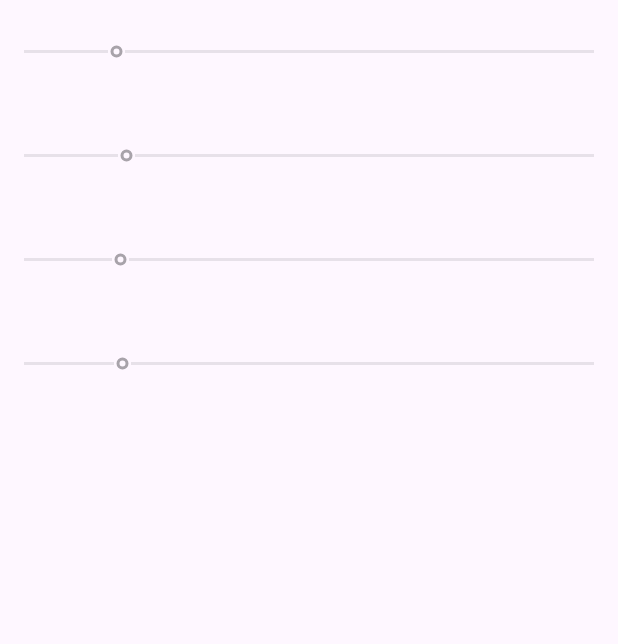
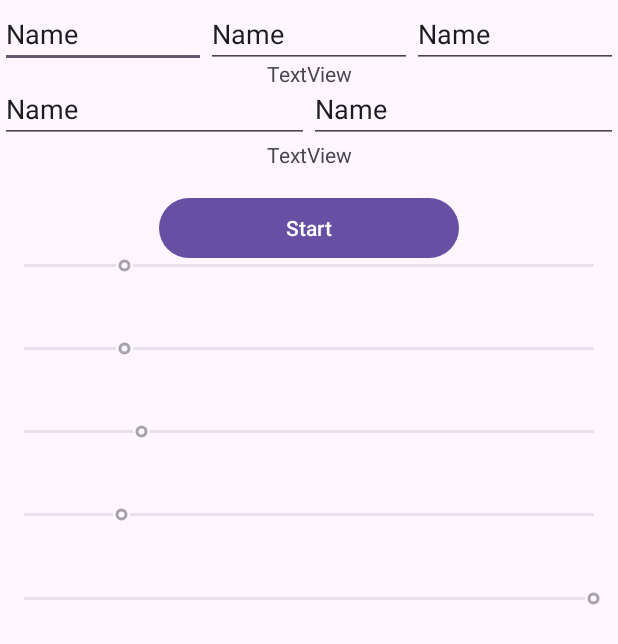
Before and after one commit to SWD-project/HorseBettingGame, an Android app: the GameActivity screen opened directly, with no data from a screen before it, on a phone screen of 412 x 824 dp. Shown: the top 644 px of the screen. Run offline under Robolectric (Android 15) with nearby library versions, the phone set to English and light mode, and no system bars.

Commit message:
update game ui

```diff
--- a/app/src/main/java/com/example/horsebetting/GameActivity.java
+++ b/app/src/main/java/com/example/horsebetting/GameActivity.java
@@ -18,10 +18,13 @@ public class GameActivity extends AppCompatActivity {
     SeekBar horse3;
     SeekBar horse4;
 
+    SeekBar horse5;
+
     int horse1BaseSpeed;
     int horse2BaseSpeed;
     int horse3BaseSpeed;
     int horse4BaseSpeed;
+    int horse5BaseSpeed;
 
     Handler raceHandler = new Handler();
 
@@ -50,6 +53,8 @@ public class GameActivity extends AppCompatActivity {
         horse3.setEnabled(false);
         horse4 = findViewById(R.id.seekBarHorse4);
         horse4.setEnabled(false);
+        horse5 = findViewById(R.id.seekBarHorse5);
+        horse5.setEnabled(false);
     }
 
     private void startGame() {
@@ -58,24 +63,29 @@ public class GameActivity extends AppCompatActivity {
             int horse2Progress = horse2.getProgress();
             int horse3Progress = horse3.getProgress();
             int horse4Progress = horse4.getProgress();
+            int horse5Progress = horse5.getProgress();
+
 
             horse1BaseSpeed = random.nextInt(5);
             horse2BaseSpeed = random.nextInt(5);
             horse3BaseSpeed = random.nextInt(5);
             horse4BaseSpeed = random.nextInt(5);
+            horse5BaseSpeed = random.nextInt(5);
 
 
             int change1 = horse1BaseSpeed + random.nextInt(10);
             int change2 = horse2BaseSpeed + random.nextInt(10);
             int change3 = horse3BaseSpeed + random.nextInt(10);
             int change4 = horse4BaseSpeed + random.nextInt(10);
+            int change5 = horse5BaseSpeed + random.nextInt(10);
 
             horse1.setProgress(horse1Progress + change1);
             horse2.setProgress(horse2Progress + change2);
             horse3.setProgress(horse3Progress + change3);
             horse4.setProgress(horse4Progress + change4);
+            horse5.setProgress(horse5Progress + change5);
 
-            if (horse1Progress == 1000 || horse2Progress == 1000 || horse3Progress == 1000 || horse4Progress == 1000) {
+            if (horse1Progress == 1000 || horse2Progress == 1000 || horse3Progress == 1000 || horse4Progress == 1000 || horse5Progress == 1000) {
                 return;
             } else {
                 startGame();
--- a/app/src/main/res/layout/activity_game.xml
+++ b/app/src/main/res/layout/activity_game.xml
@@ -7,12 +7,15 @@
     tools:context=".GameActivity">
 
     <LinearLayout
+        android:id="@+id/linearLayout"
         android:layout_width="match_parent"
         android:layout_height="277dp"
+        android:layout_marginTop="150dp"
         android:orientation="vertical"
         app:layout_constraintEnd_toEndOf="parent"
         app:layout_constraintStart_toStartOf="parent"
         app:layout_constraintTop_toTopOf="parent">
+
 
         <LinearLayout
             android:layout_width="match_parent"
@@ -73,5 +76,132 @@
                 android:clickable="false"
                 android:max="1000" />
         </LinearLayout>
+
+        <LinearLayout
+            android:layout_width="match_parent"
+            android:layout_height="wrap_content"
+            android:layout_weight="1"
+            android:orientation="horizontal">
+
+            <SeekBar
+                android:id="@+id/seekBarHorse5"
+                android:layout_width="wrap_content"
+                android:layout_height="match_parent"
+                android:layout_weight="1" />
+        </LinearLayout>
     </LinearLayout>
+
+    <LinearLayout
+        android:layout_width="409dp"
+        android:layout_height="148dp"
+        android:layout_marginStart="1dp"
+        android:layout_marginTop="1dp"
+        android:layout_marginEnd="1dp"
+        android:orientation="vertical"
+        android:paddingLeft="20dp"
+        android:paddingTop="20dp"
+        android:paddingRight="20dp"
+        android:paddingBottom="20dp"
+        app:layout_constraintBottom_toTopOf="@+id/linearLayout"
+        app:layout_constraintEnd_toEndOf="parent"
+        app:layout_constraintStart_toStartOf="parent"
+        app:layout_constraintTop_toTopOf="parent">
+
+        <TextView
+            android:id="@+id/textViewWelcome"
+            android:layout_width="match_parent"
+            android:layout_height="wrap_content"
+            android:layout_weight="1"
+            android:gravity="center"
+            android:text="TextView" />
+
+        <TextView
+            android:id="@+id/textViewCurrentBalance"
+            android:layout_width="match_parent"
+            android:layout_height="wrap_content"
+            android:layout_weight="1"
+            android:gravity="center"
+            android:text="TextView" />
+    </LinearLayout>
+
+    <LinearLayout
+        android:id="@+id/linearLayout2"
+        android:layout_width="match_parent"
+        android:layout_height="100dp"
+        android:orientation="vertical"
+        tools:layout_editor_absoluteX="-3dp"
+        tools:layout_editor_absoluteY="428dp">
+
+        <LinearLayout
+            android:layout_width="match_parent"
+            android:layout_height="match_parent"
+            android:layout_weight="1"
+            android:orientation="horizontal">
+
+            <EditText
+                android:id="@+id/editTextBetHorse1"
+                android:layout_width="wrap_content"
+                android:layout_height="wrap_content"
+                android:layout_weight="1"
+                android:ems="10"
+                android:inputType="text"
+                android:text="Name" />
+
+            <EditText
+                android:id="@+id/editTextBetHorse2"
+                android:layout_width="wrap_content"
+                android:layout_height="wrap_content"
+                android:layout_weight="1"
+                android:ems="10"
+                android:inputType="text"
+                android:text="Name" />
+
+            <EditText
+                android:id="@+id/editTextBetHorse3"
+                android:layout_width="wrap_content"
+                android:layout_height="wrap_content"
+                android:layout_weight="1"
+                android:ems="10"
+                android:inputType="text"
+                android:text="Name" />
+        </LinearLayout>
+
+        <LinearLayout
+            android:layout_width="match_parent"
+            android:layout_height="match_parent"
+            android:layout_weight="1"
+            android:orientation="horizontal">
+
+
+            <EditText
+                android:id="@+id/editTextBetHorse4"
+                android:layout_width="wrap_content"
+                android:layout_height="wrap_content"
+                android:layout_weight="1"
+                android:ems="10"
+                android:inputType="text"
+                android:text="Name" />
+
+            <EditText
+                android:id="@+id/editTextBetHorse5"
+                android:layout_width="wrap_content"
+                android:layout_height="wrap_content"
+                android:layout_weight="1"
+                android:ems="10"
+                android:inputType="text"
+                android:text="Name" />
+
+        </LinearLayout>
+    </LinearLayout>
+
+    <Button
+        android:id="@+id/buttonStartGame"
+        android:layout_width="200dp"
+        android:layout_height="wrap_content"
+        android:layout_marginTop="28dp"
+        android:text="Start"
+        app:layout_constraintEnd_toEndOf="parent"
+        app:layout_constraintStart_toStartOf="parent"
+        app:layout_constraintTop_toBottomOf="@+id/linearLayout2" />
+
 </androidx.constraintlayout.widget.ConstraintLayout>
```
